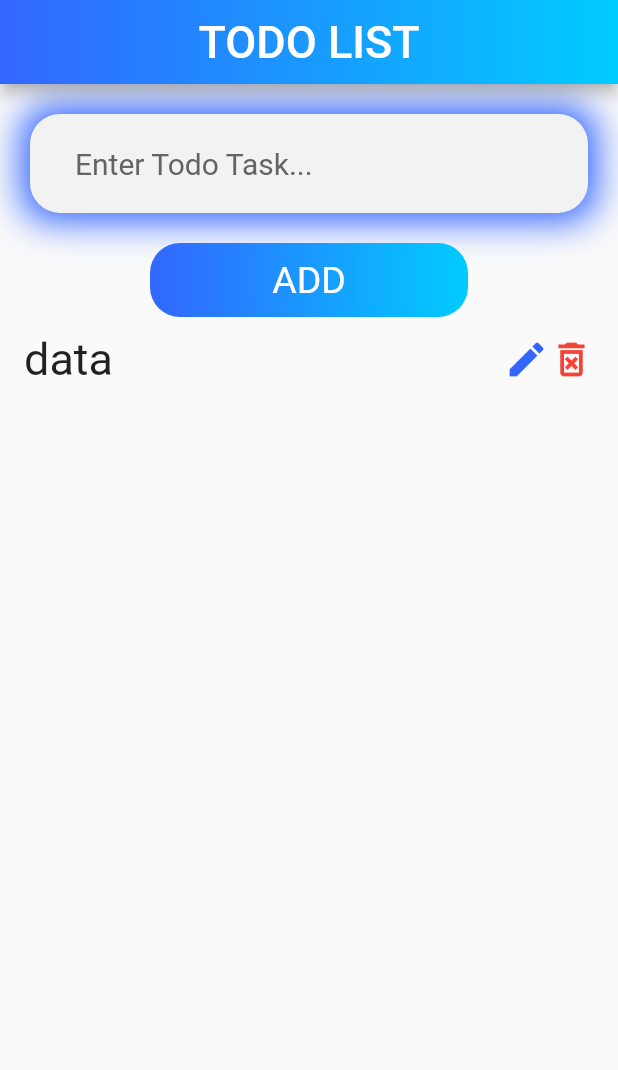
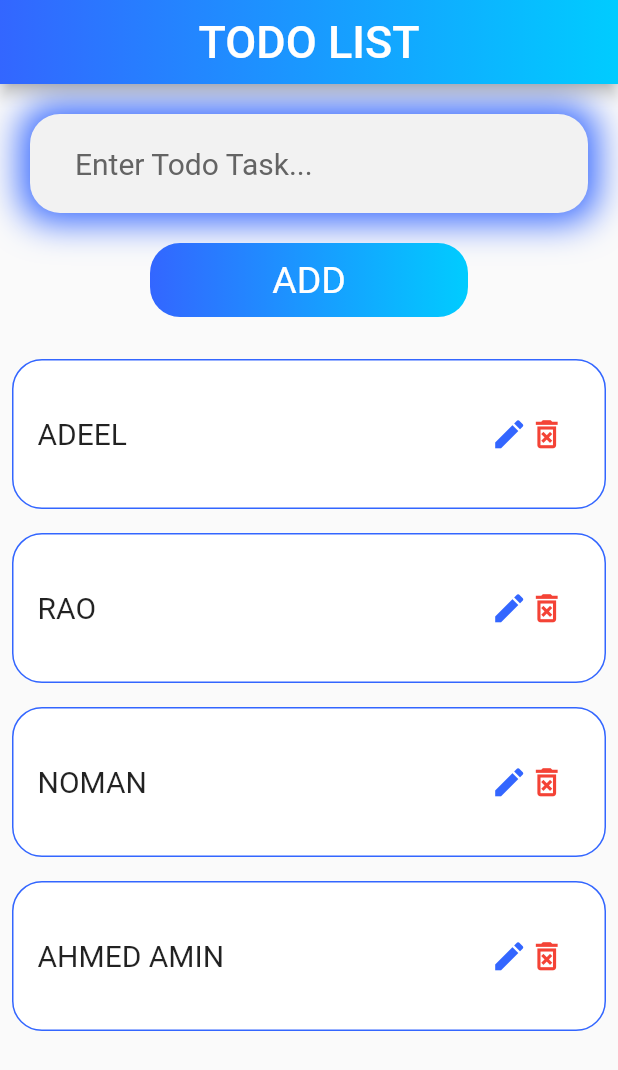
Before and after one commit to nomanabdulmaliq/todo_app, a Flutter app: the screen it shows after launch, on a phone screen of 412 x 824 dp. Shown: the top 1070 px of the screen. Run offline on Flutter 3.47's test engine with Material 2 defaults, Android fonts, the phone set to English and light mode, and no system bars.

Commit message:
task complete

```diff
--- a/lib/todo.dart
+++ b/lib/todo.dart
@@ -8,6 +8,17 @@ class TodoAPP extends StatefulWidget {
 }
 
 class _TodoAPPState extends State<TodoAPP> {
+  List<dynamic> list = ["ADEEL", "RAO", "NOMAN", "AHMED AMIN"];
+  TextEditingController addText = TextEditingController();
+
+  addData() {
+    setState(() {
+      list.add(addText.text);
+      addText.clear();
+    });
+  }
+
+  var output = "";
   @override
   Widget build(BuildContext context) {
     return Scaffold(
@@ -46,7 +57,7 @@ class _TodoAPPState extends State<TodoAPP> {
                     color: Color(0xFF3366FF),
                     blurRadius: 20,
                     spreadRadius: 6,
-                  )
+                  ),
                 ],
                 color: Color(0xffF2F2F2),
                 borderRadius: BorderRadius.circular(20),
@@ -55,6 +66,7 @@ class _TodoAPPState extends State<TodoAPP> {
                   padding: const EdgeInsets.symmetric(horizontal: 30),
                   child: Center(
                     child: TextField(
+                        controller: addText,
                         cursorColor: Color(0xffB6B7B7),
                         cursorWidth: 3.0,
                         cursorHeight: 30,
@@ -73,7 +85,9 @@ class _TodoAPPState extends State<TodoAPP> {
                         )),
                   ))),
         ),
-        Padding(
+        InkWell(
+          onTap: addData,
+          child: Padding(
               padding: const EdgeInsets.symmetric(horizontal: 100),
               child: Container(
                 height: MediaQuery.of(context).size.height * 0.06,
@@ -100,35 +114,99 @@ class _TodoAPPState extends State<TodoAPP> {
                   ),
                 ),
               )),
+        ),
+        SizedBox(
+          height: 20,
+        ),
         Container(
+          height: MediaQuery.of(context).size.height,
+          child: ListView.builder(
+            itemCount: list.length,
+            itemBuilder: (BuildContext context, int index) {
+              return Padding(
+                padding: const EdgeInsets.all(8.0),
+                child: Container(
+                  decoration: BoxDecoration(
+                    borderRadius: BorderRadius.circular(20),
+                    color: Colors.white,
+                    border: Border.all(
+                      color: (Color(0xFF3366FF)),
+                    ),
+                    // boxShadow: [
+                    //   BoxShadow(
+                    //     color: Color(0xFF3366FF),
+                    //     blurRadius: 20,
+                    //     spreadRadius: 6,
+                    //   ),
+                    // ],
+                  ),
                   width: MediaQuery.of(context).size.width,
-          height: 200,
+                  height: 100,
+                  child: Center(
                     child: ListTile(
                       title: Text(
-              "data",
+                        "${list[index]}",
                         style: TextStyle(
-                fontSize: 30,
+                          fontSize: 20,
                         ),
                       ),
                       trailing: Container(
                         width: 60,
                         child: Row(
                           children: [
-                  Icon(
+                            GestureDetector(
+                              onTap: () {
+                                showDialog(
+                                    context: context,
+                                    builder: (context) {
+                                      return AlertDialog(
+                                        title: Text("EDIT ITEM"),
+                                        content: TextField(
+                                          onChanged: (value) {
+                                            output = value;
+                                          },
+                                        ),
+                                        actions: [
+                                          ElevatedButton(
+                                              onPressed: () {
+                                                Navigator.of(context).pop();
+                                                setState(() {
+                                                  list.replaceRange(index,
+                                                      index + 1, {output});
+                                                });
+                                              },
+                                              child: Text("EDIT"))
+                                        ],
+                                      );
+                                    });
+                              },
+                              child: Icon(
                                 Icons.edit,
                                 color: Color(0xFF3366FF),
-                    size: 30,
+                                size: 25,
                               ),
-                  Icon(
+                            ),
+                            GestureDetector(
+                                onTap: () {
+                                  setState(() {
+                                    list.removeAt(index);
+                                  });
+                                },
+                                child: Icon(
                                   Icons.delete_forever_outlined,
                                   color: Colors.red,
-                    size: 30,
-                  )
+                                  size: 25,
+                                )),
                           ],
                         ),
                       ),
                     ),
-        )
+                  ),
+                ),
+              );
+            },
+          ),
+        ),
       ]),
     );
   }
```
Lines whose indentation alone changed are shown as unchanged.
